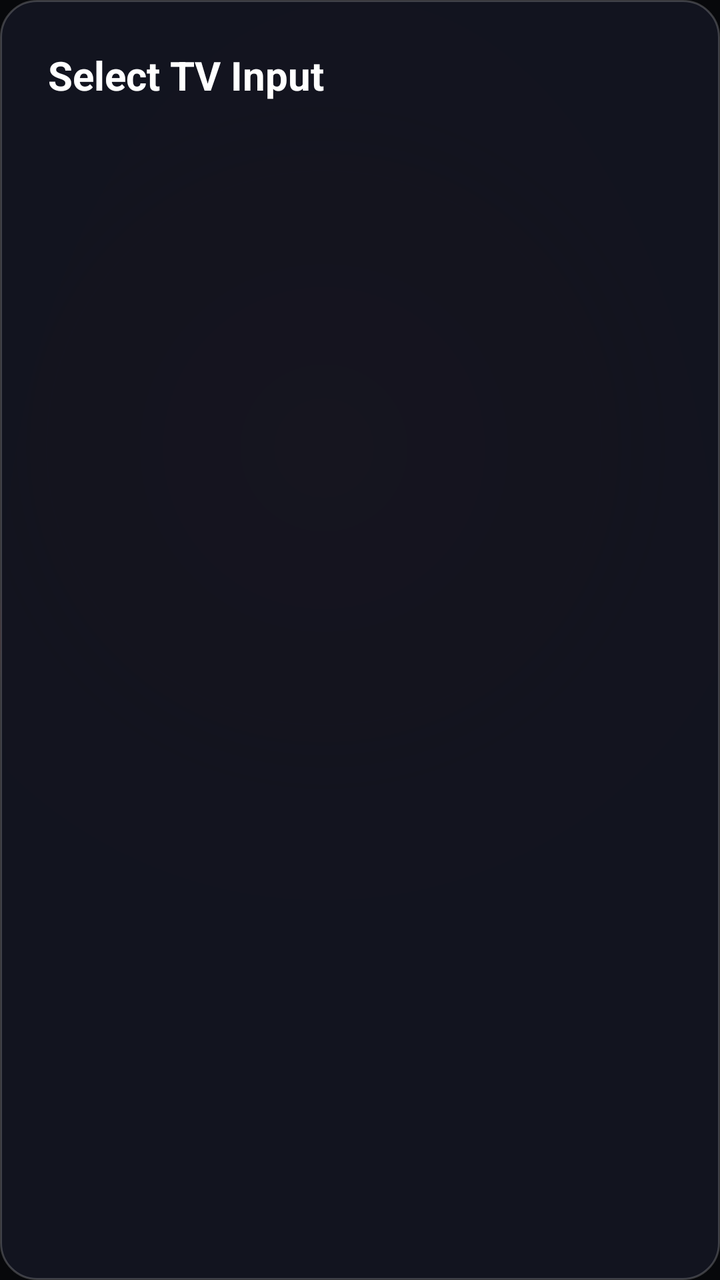
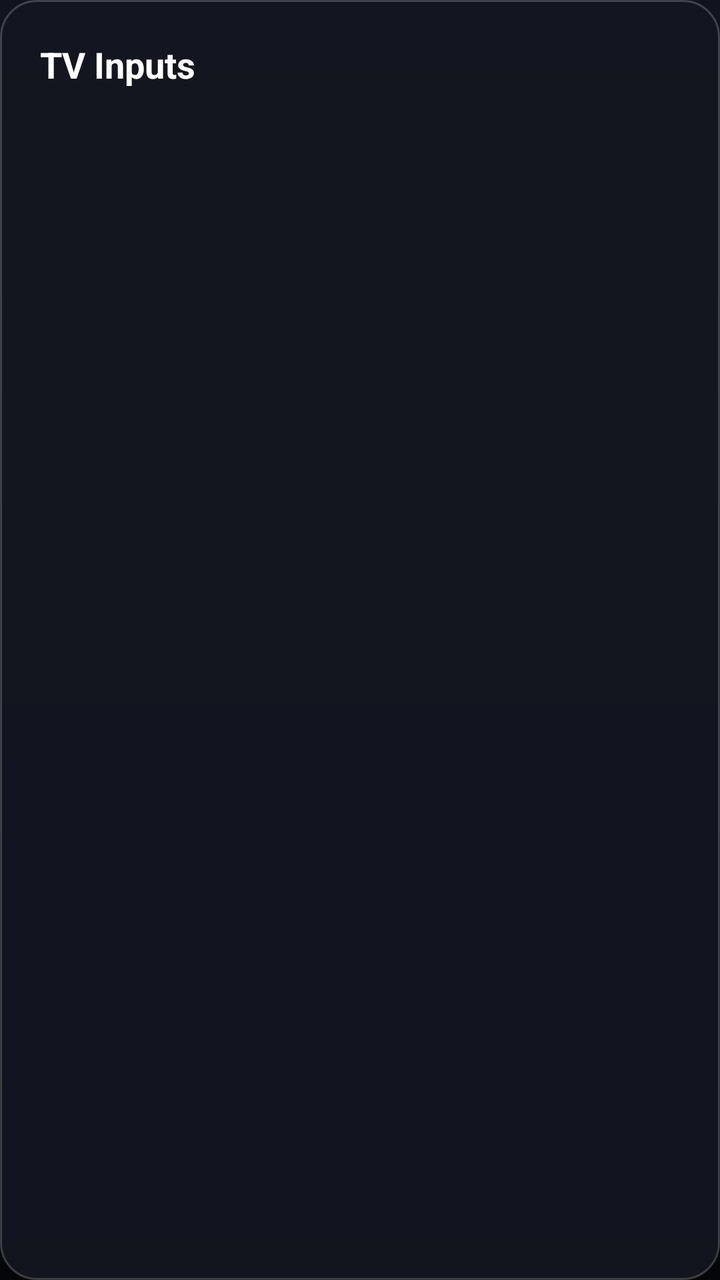

Screens rendered from an Android XML layout before and after an edit, with the pre-edit source and the edit as a unified diff.
<!-- AndroidManifest.xml: application theme Theme.TvDetox -->
<!-- res/layout/dialog_inputs.xml -->
<?xml version="1.0" encoding="utf-8"?>
<LinearLayout xmlns:android="http://schemas.android.com/apk/res/android"
    android:layout_width="380dp"
    android:layout_height="wrap_content"
    android:background="@drawable/bg_dialog"
    android:orientation="vertical"
    android:padding="24dp">

    <TextView
        android:id="@+id/tvInputsDialogTitle"
        android:layout_width="wrap_content"
        android:layout_height="wrap_content"
        android:layout_marginBottom="18dp"
        android:text="Select TV Input"
        android:textColor="@color/text_white"
        android:textSize="20sp"
        android:textStyle="bold" />

    <LinearLayout
        android:id="@+id/layoutInputChoices"
        android:layout_width="match_parent"
        android:layout_height="wrap_content"
        android:orientation="vertical" />

</LinearLayout>
<!-- resources referenced by this layout -->
<resources>
  <color name="text_white">#FFFFFF</color>
  <!-- drawable bg_dialog (drawable) -->
  <?xml version="1.0" encoding="utf-8"?>
  <shape xmlns:android="http://schemas.android.com/apk/res/android"
      android:shape="rectangle">
      <corners android:radius="18dp" />
      <solid android:color="#F2141620" />
      <stroke
          android:width="1dp"
          android:color="#33FFFFFF" />
  </shape>
  <style name="Theme.TvDetox" parent="Theme.AppCompat.NoActionBar">
          <item name="android:windowNoTitle">true</item>
          <item name="android:windowActionBar">false</item>
          <item name="android:windowFullscreen">true</item>
          <item name="android:windowContentOverlay">@null</item>
          <item name="android:windowBackground">@drawable/bg_launcher</item>
          <item name="android:textColor">@color/text_white</item>
      </style>
  <!-- drawable bg_launcher (drawable) -->
  <?xml version="1.0" encoding="utf-8"?>
  <layer-list xmlns:android="http://schemas.android.com/apk/res/android">
      <item>
          <shape android:shape="rectangle">
              <solid android:color="#07080B" />
          </shape>
      </item>
      <item>
          <shape android:shape="oval">
              <gradient
                  android:type="radial"
                  android:gradientRadius="65%p"
                  android:centerX="45%"
                  android:centerY="35%"
                  android:startColor="#4D0C0F"
                  android:centerColor="#250508"
                  android:endColor="#0007080B" />
          </shape>
      </item>
  </layer-list>
</resources>

<!-- the commit's change to res/layout/dialog_inputs.xml (unified diff, before → after) -->
@@ -1,19 +1,21 @@
 <?xml version="1.0" encoding="utf-8"?>
 <LinearLayout xmlns:android="http://schemas.android.com/apk/res/android"
-    android:layout_width="380dp"
+    android:layout_width="340dp"
     android:layout_height="wrap_content"
     android:background="@drawable/bg_dialog"
     android:orientation="vertical"
-    android:padding="24dp">
+    android:padding="20dp"
+    android:clipChildren="false"
+    android:clipToPadding="false">
 
     <TextView
         android:id="@+id/tvInputsDialogTitle"
         android:layout_width="wrap_content"
         android:layout_height="wrap_content"
-        android:layout_marginBottom="18dp"
-        android:text="Select TV Input"
+        android:layout_marginBottom="16dp"
+        android:text="TV Inputs"
         android:textColor="@color/text_white"
-        android:textSize="20sp"
+        android:textSize="18sp"
         android:textStyle="bold" />
 
     <LinearLayout
<!-- resource entries referenced after the edit -->
@@ -21,24 +21,14 @@
       </style>
   <!-- drawable bg_launcher (drawable) -->
   <?xml version="1.0" encoding="utf-8"?>
-  <layer-list xmlns:android="http://schemas.android.com/apk/res/android">
-      <item>
-          <shape android:shape="rectangle">
-              <solid android:color="#07080B" />
-          </shape>
-      </item>
-      <item>
-          <shape android:shape="oval">
-              <gradient
-                  android:type="radial"
-                  android:gradientRadius="65%p"
-                  android:centerX="45%"
-                  android:centerY="35%"
-                  android:startColor="#4D0C0F"
-                  android:centerColor="#250508"
-                  android:endColor="#0007080B" />
-          </shape>
-      </item>
-  </layer-list>
+  <shape xmlns:android="http://schemas.android.com/apk/res/android"
+      android:shape="rectangle">
+      <gradient
+          android:type="linear"
+          android:angle="270"
+          android:startColor="#11131F"
+          android:centerColor="#0A0B11"
+          android:endColor="#050609" />
+  </shape>
 </resources>
 
